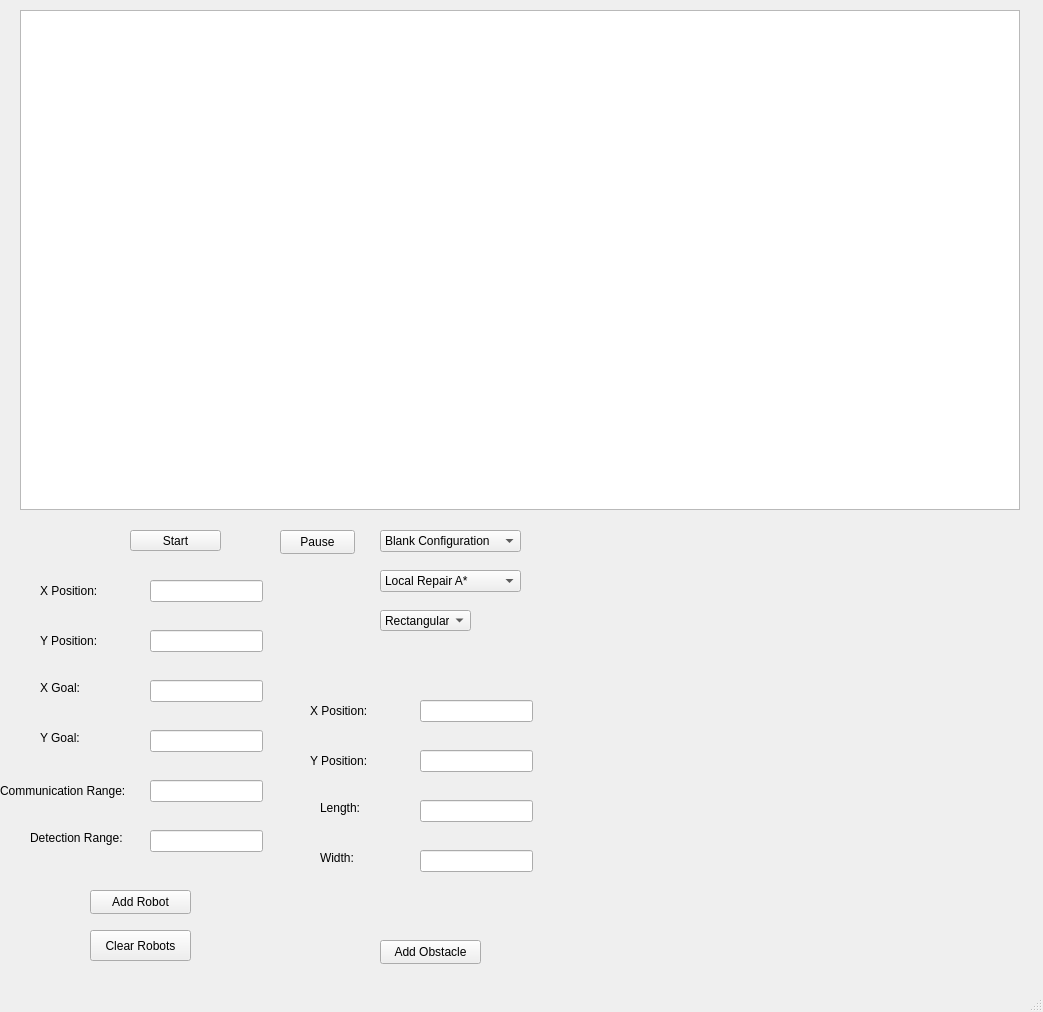
Qt form multiagent_pathfinding_ui/mainwindow.ui (sinancimen/multiagent_pathfinding) before a commit.
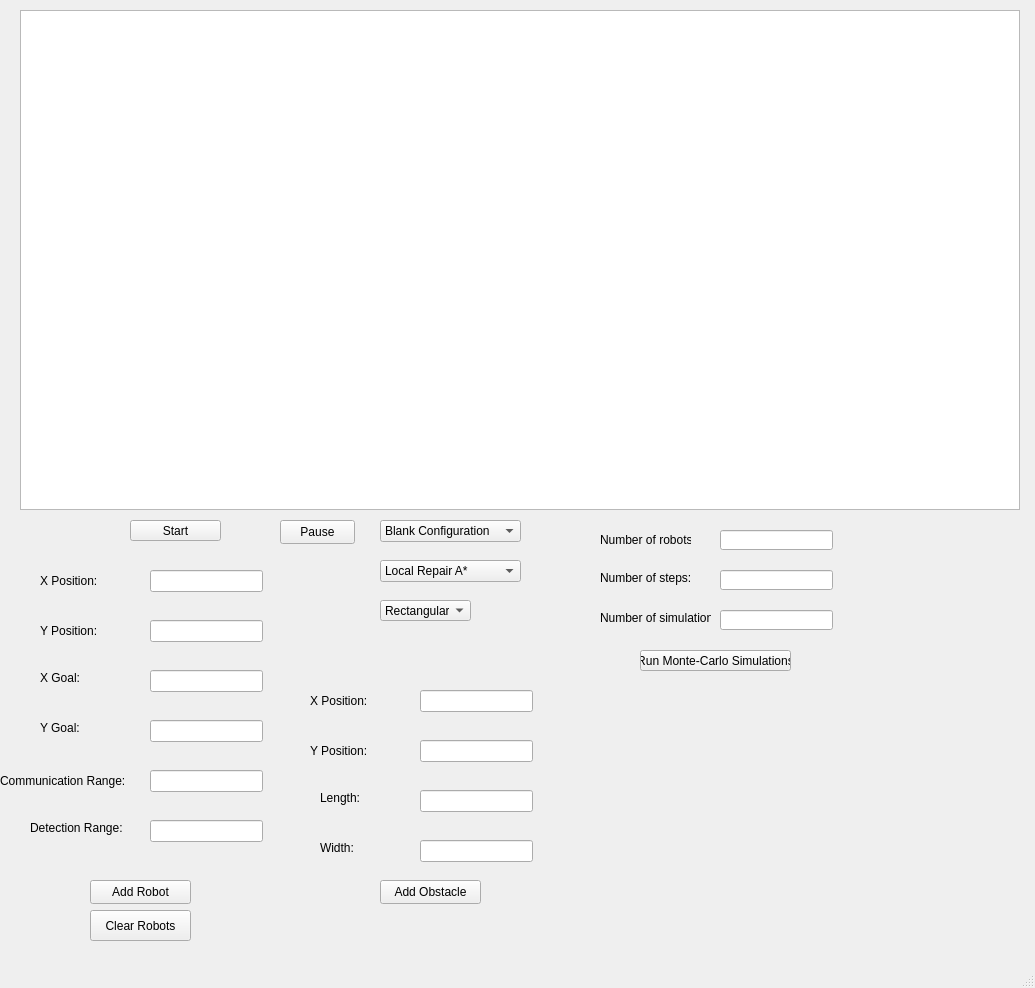
The same form after that commit.

Commit message: seperated some functionalities, added monte carlo gui (not complete)

Diff of the .ui file:
```diff
--- a/multiagent_pathfinding_ui/mainwindow.ui
+++ b/multiagent_pathfinding_ui/mainwindow.ui
@@ -6,8 +6,8 @@
    <rect>
     <x>0</x>
     <y>0</y>
-    <width>1043</width>
-    <height>1012</height>
+    <width>1035</width>
+    <height>988</height>
    </rect>
   </property>
   <property name="windowTitle">
@@ -18,7 +18,7 @@
     <property name="geometry">
      <rect>
       <x>90</x>
-      <y>890</y>
+      <y>880</y>
       <width>101</width>
       <height>24</height>
      </rect>
@@ -31,7 +31,7 @@
     <property name="geometry">
      <rect>
       <x>380</x>
-      <y>940</y>
+      <y>880</y>
       <width>101</width>
       <height>24</height>
      </rect>
@@ -44,7 +44,7 @@
     <property name="geometry">
      <rect>
       <x>380</x>
-      <y>530</y>
+      <y>520</y>
       <width>141</width>
       <height>22</height>
      </rect>
@@ -74,7 +74,7 @@
     <property name="geometry">
      <rect>
       <x>380</x>
-      <y>570</y>
+      <y>560</y>
       <width>141</width>
       <height>22</height>
      </rect>
@@ -94,7 +94,7 @@
     <property name="geometry">
      <rect>
       <x>130</x>
-      <y>530</y>
+      <y>520</y>
       <width>91</width>
       <height>21</height>
      </rect>
@@ -107,7 +107,7 @@
     <property name="geometry">
      <rect>
       <x>280</x>
-      <y>530</y>
+      <y>520</y>
       <width>75</width>
       <height>24</height>
      </rect>
@@ -120,7 +120,7 @@
     <property name="geometry">
      <rect>
       <x>380</x>
-      <y>610</y>
+      <y>600</y>
       <width>91</width>
       <height>21</height>
      </rect>
@@ -140,9 +140,9 @@
     <property name="geometry">
      <rect>
       <x>290</x>
-      <y>640</y>
+      <y>630</y>
       <width>271</width>
-      <height>291</height>
+      <height>251</height>
      </rect>
     </property>
     <property name="currentIndex">
@@ -318,7 +318,7 @@
     <property name="geometry">
      <rect>
       <x>150</x>
-      <y>780</y>
+      <y>770</y>
       <width>113</width>
       <height>22</height>
      </rect>
@@ -328,7 +328,7 @@
     <property name="geometry">
      <rect>
       <x>150</x>
-      <y>830</y>
+      <y>820</y>
       <width>113</width>
       <height>22</height>
      </rect>
@@ -338,7 +338,7 @@
     <property name="geometry">
      <rect>
       <x>0</x>
-      <y>780</y>
+      <y>770</y>
       <width>151</width>
       <height>21</height>
      </rect>
@@ -351,7 +351,7 @@
     <property name="geometry">
      <rect>
       <x>150</x>
-      <y>580</y>
+      <y>570</y>
       <width>113</width>
       <height>22</height>
      </rect>
@@ -361,7 +361,7 @@
     <property name="geometry">
      <rect>
       <x>150</x>
-      <y>680</y>
+      <y>670</y>
       <width>113</width>
       <height>22</height>
      </rect>
@@ -371,7 +371,7 @@
     <property name="geometry">
      <rect>
       <x>40</x>
-      <y>580</y>
+      <y>570</y>
       <width>71</width>
       <height>21</height>
      </rect>
@@ -384,7 +384,7 @@
     <property name="geometry">
      <rect>
       <x>40</x>
-      <y>630</y>
+      <y>620</y>
       <width>71</width>
       <height>21</height>
      </rect>
@@ -397,7 +397,7 @@
     <property name="geometry">
      <rect>
       <x>150</x>
-      <y>630</y>
+      <y>620</y>
       <width>113</width>
       <height>22</height>
      </rect>
@@ -407,7 +407,7 @@
     <property name="geometry">
      <rect>
       <x>150</x>
-      <y>730</y>
+      <y>720</y>
       <width>113</width>
       <height>22</height>
      </rect>
@@ -417,7 +417,7 @@
     <property name="geometry">
      <rect>
       <x>30</x>
-      <y>830</y>
+      <y>820</y>
       <width>121</width>
       <height>16</height>
      </rect>
@@ -430,7 +430,7 @@
     <property name="geometry">
      <rect>
       <x>40</x>
-      <y>730</y>
+      <y>720</y>
       <width>49</width>
       <height>16</height>
      </rect>
@@ -443,7 +443,7 @@
     <property name="geometry">
      <rect>
       <x>40</x>
-      <y>680</y>
+      <y>670</y>
       <width>49</width>
       <height>16</height>
      </rect>
@@ -1043,7 +1043,7 @@
     <property name="geometry">
      <rect>
       <x>90</x>
-      <y>930</y>
+      <y>910</y>
       <width>101</width>
       <height>31</height>
      </rect>
@@ -1052,6 +1052,88 @@
      <string>Clear Robots</string>
     </property>
    </widget>
+   <widget class="QLabel" name="numOfRobotsLabel">
+    <property name="geometry">
+     <rect>
+      <x>600</x>
+      <y>530</y>
+      <width>91</width>
+      <height>20</height>
+     </rect>
+    </property>
+    <property name="text">
+     <string>Number of robots:</string>
+    </property>
+   </widget>
+   <widget class="QLineEdit" name="numOfRobotsTextbox">
+    <property name="geometry">
+     <rect>
+      <x>720</x>
+      <y>530</y>
+      <width>113</width>
+      <height>20</height>
+     </rect>
+    </property>
+   </widget>
+   <widget class="QLabel" name="numOfStepsLabel">
+    <property name="geometry">
+     <rect>
+      <x>600</x>
+      <y>570</y>
+      <width>91</width>
+      <height>16</height>
+     </rect>
+    </property>
+    <property name="text">
+     <string>Number of steps:</string>
+    </property>
+   </widget>
+   <widget class="QLineEdit" name="numOfStepsTextbox">
+    <property name="geometry">
+     <rect>
+      <x>720</x>
+      <y>570</y>
+      <width>113</width>
+      <height>20</height>
+     </rect>
+    </property>
+   </widget>
+   <widget class="QLineEdit" name="numOfSimulationTextbox">
+    <property name="geometry">
+     <rect>
+      <x>720</x>
+      <y>610</y>
+      <width>113</width>
+      <height>20</height>
+     </rect>
+    </property>
+   </widget>
+   <widget class="QLabel" name="numOfSimulationsLabel">
+    <property name="geometry">
+     <rect>
+      <x>600</x>
+      <y>610</y>
+      <width>111</width>
+      <height>16</height>
+     </rect>
+    </property>
+    <property name="text">
+     <string>Number of simulations:</string>
+    </property>
+   </widget>
+   <widget class="QPushButton" name="monteCarloSimButton">
+    <property name="geometry">
+     <rect>
+      <x>640</x>
+      <y>650</y>
+      <width>151</width>
+      <height>21</height>
+     </rect>
+    </property>
+    <property name="text">
+     <string>Run Monte-Carlo Simulations</string>
+    </property>
+   </widget>
   </widget>
   <widget class="QMenuBar" name="menubar">
    <property name="geometry">
```
Left out of the diff: 76 changed lines with no effect on the pictures. The commit also changes 13 other files.
